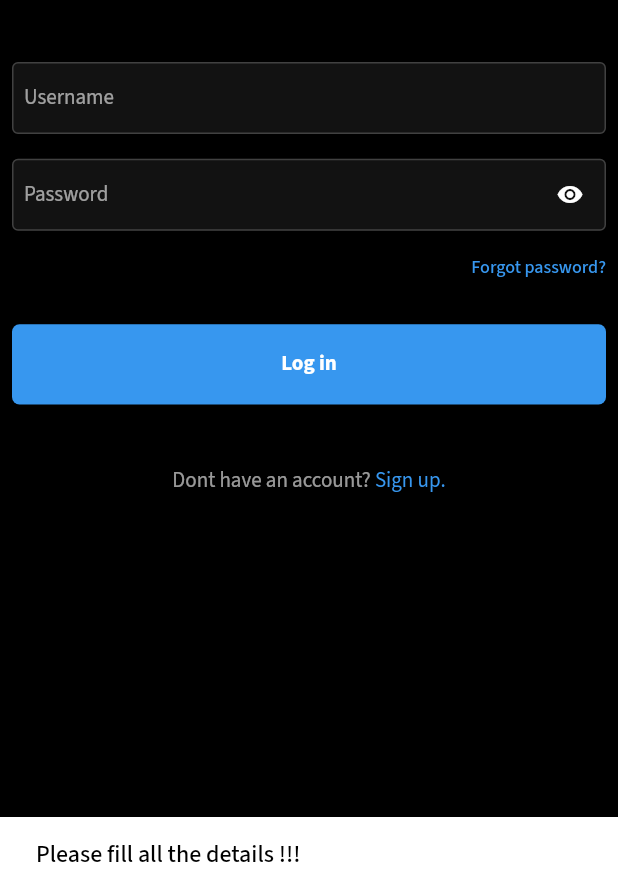
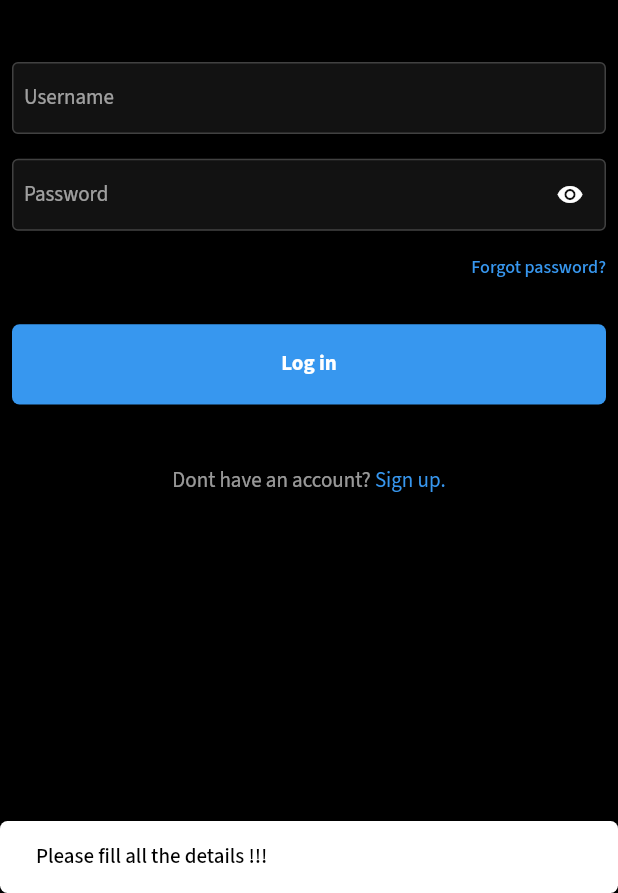
Before and after one commit to Priyanshu078/instagram_clone, a Flutter app: the screen it shows after launch, after a tap on "Log in", on a phone screen of 412 x 824 dp, the part 343-1236 px from its top. Run offline on Flutter 3.47's test engine with Material 2 defaults, Android fonts, the phone set to English and light mode, and no system bars; our stand-ins replace animated_splash_screen, bloc, cloud_firestore, equatable, firebase_core, flutter_bloc and 1 more; accounts and stored records are empty.

Commit message:
login and signUp done

```diff
--- a/lib/pages/authentication/auth_pages/loginpage.dart
+++ b/lib/pages/authentication/auth_pages/loginpage.dart
@@ -6,6 +6,7 @@ import 'package:instagram_clone/pages/homepage/bloc/homepage_bloc.dart';
 import 'package:instagram_clone/pages/homepage/homepage.dart';
 import 'package:instagram_clone/pages/authentication/auth_pages/signup_page.dart';
 import 'package:instagram_clone/widgets/insta_button.dart';
+import 'package:instagram_clone/widgets/insta_snackbar.dart';
 import 'package:instagram_clone/widgets/insta_textfield.dart';
 import 'package:instagram_clone/widgets/instatext.dart';
 
@@ -27,29 +28,20 @@ class _LoginPageState extends State<LoginPage> {
     return BlocListener<AuthBloc, AuthState>(
       listener: (context, state) {
         if (state is LoginDone) {
+          const InstaSnackbar(text: "Login Successfull !!!").show(context);
           Navigator.of(context).pushReplacement(MaterialPageRoute(
               builder: (context) => BlocProvider(
                     create: (context) => HomepageBloc(),
                     child: const HomePage(),
                   )));
         } else if (state is UserDataNotAvailable) {
-          ScaffoldMessenger.of(context).showSnackBar(const SnackBar(
-              backgroundColor: Colors.white,
-              duration: Duration(seconds: 2),
-              content: InstaText(
-                  fontSize: 16,
-                  color: Colors.black,
-                  fontWeight: FontWeight.w500,
-                  text: "Incorrect username or password")));
+          const InstaSnackbar(text: "Incorrect username or password")
+              .show(context);
         } else if (state is FillAllDetails) {
-          ScaffoldMessenger.of(context).showSnackBar(const SnackBar(
-              backgroundColor: Colors.white,
-              duration: Duration(seconds: 2),
-              content: InstaText(
-                  fontSize: 16,
-                  color: Colors.black,
-                  fontWeight: FontWeight.w500,
-                  text: "Please fill all the details !!!")));
+          const InstaSnackbar(text: "Please fill all the details !!!")
+              .show(context);
+        } else if (state is ErrorState) {
+          const InstaSnackbar(text: "Something went wrong !!!").show(context);
         }
       },
       child: Scaffold(
--- a/lib/pages/authentication/bloc/auth_bloc.dart
+++ b/lib/pages/authentication/bloc/auth_bloc.dart
@@ -3,6 +3,8 @@ import 'dart:math';
 import 'package:bloc/bloc.dart';
 import 'package:cloud_firestore/cloud_firestore.dart';
 import 'package:equatable/equatable.dart';
+import 'package:flutter/foundation.dart';
+import 'package:flutter/material.dart';
 import 'package:instagram_clone/data/user_data.dart';
 import 'package:instagram_clone/pages/authentication/auth_pages/signup_page.dart';
 part 'auth_event.dart';
@@ -20,16 +22,32 @@ class AuthBloc extends Bloc<AuthEvent, AuthState> {
 
   Future<void> signUp(RequestSignUpEvent event, Emitter emit) async {
     emit(LoadingState(state.obscurePassword, state.gender));
+    try {
+      UserData data = event.userData;
+      if (data.contact.isNotEmpty &&
+          data.name.isNotEmpty &&
+          data.password.isNotEmpty &&
+          data.username.isNotEmpty) {
         await FirebaseFirestore.instance
             .collection('users')
             .doc(event.userData.id)
             .set(event.userData.toJson());
         emit(SignUpDone(state.obscurePassword, state.gender));
+      } else {
+        emit(FillAllDetails(state.obscurePassword, state.gender));
+      }
+    } catch (e) {
+      if (kDebugMode) {
+        print(e);
+      }
+      emit(ErrorState(state.obscurePassword, state.gender));
+    }
   }
 
   Future<void> login(RequestLoginEvent event, Emitter emit) async {
+    emit(LoadingState(state.obscurePassword, state.gender));
+    try {
       if (event.password.isNotEmpty && event.username.isNotEmpty) {
-      emit(LoadingState(state.obscurePassword, state.gender));
         Query<Map> userdata = FirebaseFirestore.instance
             .collection('users')
             .where('username', isEqualTo: event.username)
@@ -46,7 +64,12 @@ class AuthBloc extends Bloc<AuthEvent, AuthState> {
         }
       } else {
         emit(FillAllDetails(state.obscurePassword, state.gender));
-      emit(AuthInitial(state.obscurePassword, state.gender));
+      }
+    } catch (e) {
+      if (kDebugMode) {
+        print(e);
+      }
+      emit(ErrorState(state.obscurePassword, state.gender));
     }
   }
 }
--- a/lib/pages/authentication/bloc/auth_state.dart
+++ b/lib/pages/authentication/bloc/auth_state.dart
@@ -63,3 +63,10 @@ class FillAllDetails extends AuthState {
   @override
   List<Object> get props => [obscurePassword, gender];
 }
+
+class ErrorState extends AuthState {
+  const ErrorState(super.obscurePassword, super.gender);
+
+  @override
+  List<Object> get props => [obscurePassword, gender];
+}
--- /dev/null
+++ b/lib/widgets/insta_snackbar.dart
@@ -0,0 +1,23 @@
+import 'package:flutter/material.dart';
+import 'package:instagram_clone/widgets/instatext.dart';
+
+class InstaSnackbar {
+  const InstaSnackbar({
+    required this.text,
+  });
+
+  final String text;
+
+  void show(BuildContext context) {
+    ScaffoldMessenger.of(context).showSnackBar(SnackBar(
+      shape: RoundedRectangleBorder(borderRadius: BorderRadius.circular(5)),
+      backgroundColor: Colors.white,
+      duration: const Duration(seconds: 2),
+      content: InstaText(
+          fontSize: 14,
+          color: Colors.black,
+          fontWeight: FontWeight.w500,
+          text: text),
+    ));
+  }
+}
```
Also changed, not shown: lib/pages/authentication/auth_pages/signup_page.dart (+10 -13 lines). Lines whose indentation alone changed are shown as unchanged.
